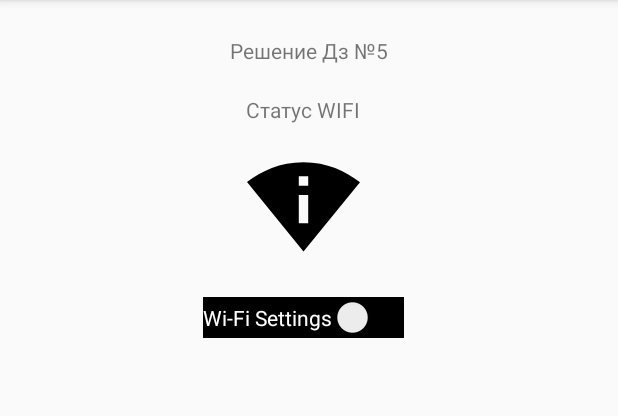
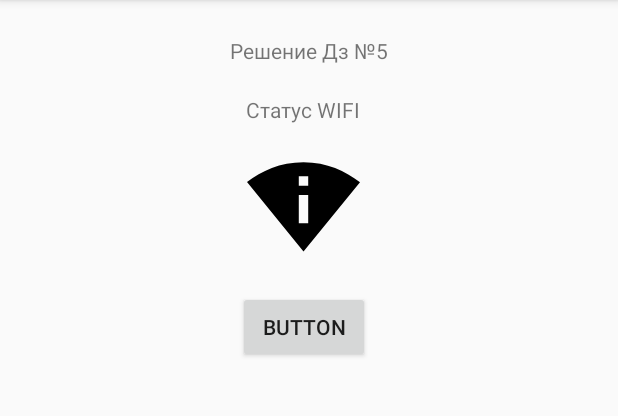
Before and after one commit to EvgenBES/StudyProject, an Android app: the Dz5Activity screen opened directly, with no data from a screen before it, on a phone screen of 412 x 824 dp, the part 84-500 px from its top. Run offline under Robolectric (Android 15) with nearby library versions, the phone set to English and light mode, and no system bars.

Commit message:
redone dz5.

```diff
--- a/app/src/main/AndroidManifest.xml
+++ b/app/src/main/AndroidManifest.xml
@@ -37,10 +37,7 @@
         <activity android:name=".Dz4Activity" />
         <activity android:name=".Dz5Activity" />
 
-        <service
-            android:name=".files_dz5.MyService"
-            android:enabled="true"
-            android:exported="true" />
+        <service android:name=".files_dz5.MyService"/>
 
         <activity android:name=".Dz6Activity" />
         <activity android:name=".files_dz6.AddStudent" />
--- a/app/src/main/java/com/example/fox/besproject/Dz5Activity.java
+++ b/app/src/main/java/com/example/fox/besproject/Dz5Activity.java
@@ -8,28 +8,23 @@ import android.content.IntentFilter;
 import android.content.ServiceConnection;
 import android.graphics.Color;
 import android.net.ConnectivityManager;
-import android.net.NetworkInfo;
 import android.net.wifi.WifiManager;
+import android.os.Bundle;
 import android.os.IBinder;
-import android.support.v4.content.LocalBroadcastManager;
 import android.support.v7.app.AppCompatActivity;
-import android.os.Bundle;
 import android.util.Log;
 import android.view.View;
 import android.widget.Button;
-import android.widget.CompoundButton;
 import android.widget.ImageView;
-import android.widget.Switch;
 import android.widget.TextView;
-import android.widget.Toast;
 
 import com.example.fox.besproject.files_dz5.MyService;
 
 public class Dz5Activity extends AppCompatActivity {
     ImageView imageView;
     TextView statusText;
-    Switch toggle;
-
+    Button buttonOnOffWifi;
+    MyService myService = new MyService();
 
     @Override
     protected void onCreate(Bundle savedInstanceState) {
@@ -37,64 +32,37 @@ public class Dz5Activity extends AppCompatActivity {
         setContentView(R.layout.activity_dz5);
         imageView = findViewById(R.id.imageTestWifi);
         statusText = findViewById(R.id.textViewDz5);
+        buttonOnOffWifi = findViewById(R.id.buttonOnOffWifi);
 
         this.registerReceiver(this.broadcastReceiver,
                 new IntentFilter(ConnectivityManager.CONNECTIVITY_ACTION));
 
-
-        toggle = findViewById(R.id.wifi_switch_dz5);
-        toggle.setOnCheckedChangeListener(new CompoundButton.OnCheckedChangeListener() {
-            public void onCheckedChanged(CompoundButton buttonView, boolean isChecked) {
-                if (isChecked) {
-                    toggleWiFi(true);
-                    Toast.makeText(getApplicationContext(), "Wi-Fi Enabled!", Toast.LENGTH_LONG).show();
-                } else {
-                    toggleWiFi(false);
-                    Toast.makeText(getApplicationContext(), "Wi-Fi Disabled!", Toast.LENGTH_LONG).show();
-                }
+        buttonOnOffWifi.setOnClickListener(new View.OnClickListener() {
+            @Override
+            public void onClick(View view) {
+                WifiManager wifiManager = (WifiManager) getApplicationContext().getSystemService(Context.WIFI_SERVICE);
+                myService.turnOnOff(wifiManager);
             }
         });
     }
 
-    public void toggleWiFi(boolean status) {
-        WifiManager wifiManager = (WifiManager) this.getApplicationContext()
-                .getSystemService(Context.WIFI_SERVICE);
-        if (status == true && !wifiManager.isWifiEnabled()) {
-            wifiManager.setWifiEnabled(true);
-        } else if (status == false && wifiManager.isWifiEnabled()) {
-            wifiManager.setWifiEnabled(false);
-        }
+    @Override
+    protected void onStart() {
+        super.onStart();
     }
-
-
 
     @Override
     protected void onResume() {
         super.onResume();
         //запуск Servica
         startService(new Intent(this, MyService.class));
+        bindService(new Intent(this, Dz5Activity.class), serviceConnection, BIND_AUTO_CREATE);
 
-
-        bindService(new Intent(this, Dz5Activity.class), serviceConnection, BIND_AUTO_CREATE);
         IntentFilter intentFilter = new IntentFilter();
-
-        ConnectivityManager conMngr = (ConnectivityManager)this.getSystemService(this.CONNECTIVITY_SERVICE);
-        NetworkInfo wifi = conMngr.getNetworkInfo(ConnectivityManager.TYPE_WIFI);
-
-        boolean isConnected = wifi != null && wifi.isConnectedOrConnecting();
-        if (isConnected) {
-            toggle.setChecked(true);
-
-        } else {
-            toggle.setChecked(false);
-        }
-
         Log.e("AAQQ", "Start onResume. If Wifi On - setChecked switch true else switch false");
-
 
         registerReceiver(broadcastReceiver, intentFilter);
         // сверху, мы подписались на сообщения о том что мы подключаемся к интернету
-
     }
 
     @Override
@@ -102,50 +70,34 @@ public class Dz5Activity extends AppCompatActivity {
         super.onPause();
         unbindService(serviceConnection);
         Log.e("AAQQ", "Start onPause");
-
         //cтоп Servica
         stopService(new Intent(this, MyService.class));
-
     }
-
-    private ServiceConnection serviceConnection = new ServiceConnection() {
-        @Override
-        public void onServiceConnected(ComponentName componentName, IBinder iBinder) {
-            Log.e("AAQQ", "onServiceConnected hello");
-        }
-
-        @Override
-        public void onServiceDisconnected(ComponentName componentName) {
-            Log.e("AAQQ", "onServiceDisconnected bay");
-        }
-    };
-
-
 
     private BroadcastReceiver broadcastReceiver = new BroadcastReceiver() {
         @Override
         public void onReceive(Context context, Intent intent) {
+            WifiManager wifiManager = (WifiManager) getApplicationContext().getSystemService(Context.WIFI_SERVICE);
 
-            boolean noConnectivity = intent.getBooleanExtra(ConnectivityManager.EXTRA_NO_CONNECTIVITY, false);
-            String reason = intent.getStringExtra(ConnectivityManager.EXTRA_REASON);
-            boolean isFailover = intent.getBooleanExtra(ConnectivityManager.EXTRA_IS_FAILOVER, false);
-
-            NetworkInfo currentNetworkInfo = (NetworkInfo) intent.getParcelableExtra(ConnectivityManager.EXTRA_NETWORK_INFO);
-            NetworkInfo otherNetworkInfo = (NetworkInfo) intent.getParcelableExtra(ConnectivityManager.EXTRA_OTHER_NETWORK_INFO);
-
-
-            if(currentNetworkInfo.isConnected()){
+            if (wifiManager.isWifiEnabled()) {
                 imageView.setImageDrawable(getResources().getDrawable(R.drawable.ic_ok_wifi_75dp));
                 statusText.setText("Status WiFi: OK");
-                toggle.setChecked(true);
                 statusText.setTextColor(Color.rgb(0, 153, 10));
-            }else{
+            } else {
                 imageView.setImageDrawable(getResources().getDrawable(R.drawable.ic_off_wifi_75dp));
                 statusText.setText("Status WiFi: OFF");
-                toggle.setChecked(false);
                 statusText.setTextColor(Color.rgb(214, 0, 0));
             }
         }
     };
 
+    private ServiceConnection serviceConnection = new ServiceConnection() {
+        @Override
+        public void onServiceConnected(ComponentName componentName, IBinder iBinder) {
+        }
+
+        @Override
+        public void onServiceDisconnected(ComponentName componentName) {
+        }
+    };
 }
--- a/app/src/main/res/layout/activity_dz5.xml
+++ b/app/src/main/res/layout/activity_dz5.xml
@@ -47,19 +47,15 @@
         app:layout_constraintTop_toBottomOf="@+id/textViewDz5"
         android:contentDescription="@string/imageStatusWifi"/>
 
-    <Switch
-        android:id="@+id/wifi_switch_dz5"
+    <Button
+        android:id="@+id/buttonOnOffWifi"
         android:layout_width="wrap_content"
         android:layout_height="wrap_content"
-        android:layout_alignParentBottom="true"
-        android:layout_marginTop="24dp"
-        android:background="@android:color/background_dark"
-        android:checked="false"
-        android:text="@string/wi_fi_settings"
-        android:textColor="@android:color/white"
-        android:textOn="@string/dz5_on"
-        android:textOff="@string/dz5_off"
+        android:layout_marginTop="20dp"
+        android:text="Button"
         app:layout_constraintEnd_toEndOf="@+id/imageTestWifi"
         app:layout_constraintStart_toStartOf="@+id/imageTestWifi"
         app:layout_constraintTop_toBottomOf="@+id/imageTestWifi" />
+
+
 </android.support.constraint.ConstraintLayout>
```
Also changed, not shown: app/src/main/java/com/example/fox/besproject/files_dz5/MyService.java (+10 -8 lines).
